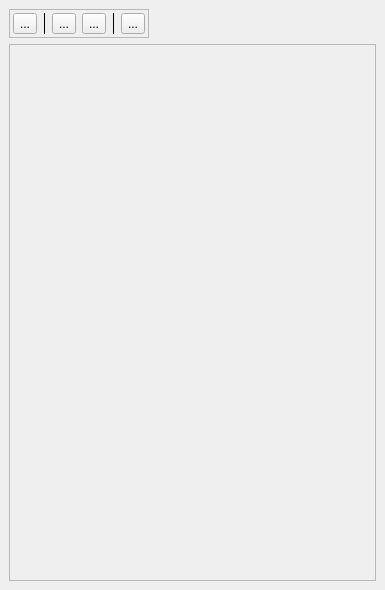
First picture: the form in IntrinsicEd/src/IntrinsicEdPropertyView.ui, repository begla/Intrinsic, before the edit.
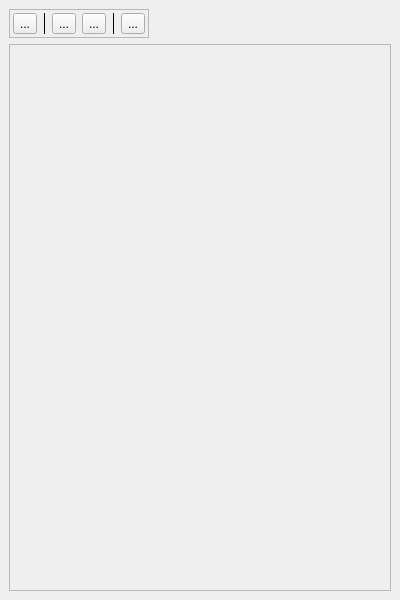
Second picture: the form after the edit. Icons and pictures are not drawn.

Commit message: Tweaked IntrinsicEd default manager layout

What changed in the file:
```diff
--- a/IntrinsicEd/src/IntrinsicEdPropertyView.ui
+++ b/IntrinsicEd/src/IntrinsicEdPropertyView.ui
@@ -6,10 +6,16 @@
    <rect>
     <x>0</x>
     <y>0</y>
-    <width>385</width>
-    <height>590</height>
+    <width>400</width>
+    <height>600</height>
    </rect>
   </property>
+  <property name="minimumSize">
+   <size>
+    <width>100</width>
+    <height>100</height>
+   </size>
+  </property>
   <property name="windowTitle">
    <string>Property View</string>
   </property>
@@ -134,8 +140,8 @@
         <rect>
          <x>0</x>
          <y>0</y>
-         <width>365</width>
-         <height>512</height>
+         <width>380</width>
+         <height>522</height>
         </rect>
        </property>
        <property name="layoutDirection">
```
Left out of the diff: 10 changed lines with no effect on the pictures. The commit also changes 2 other files.
